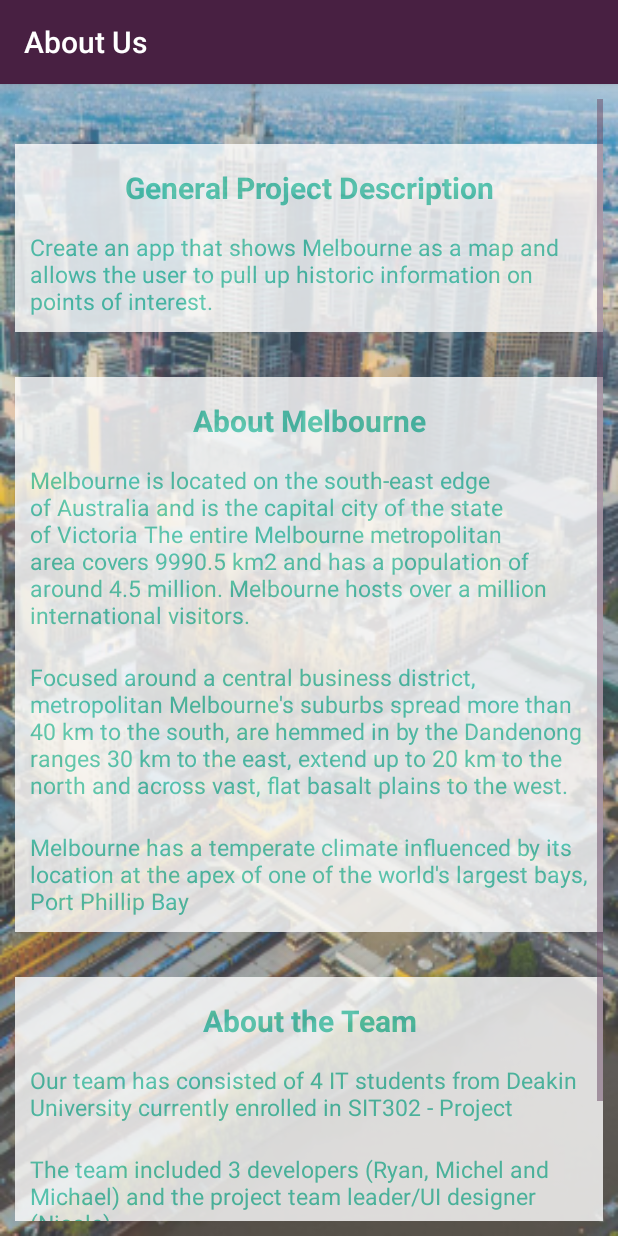
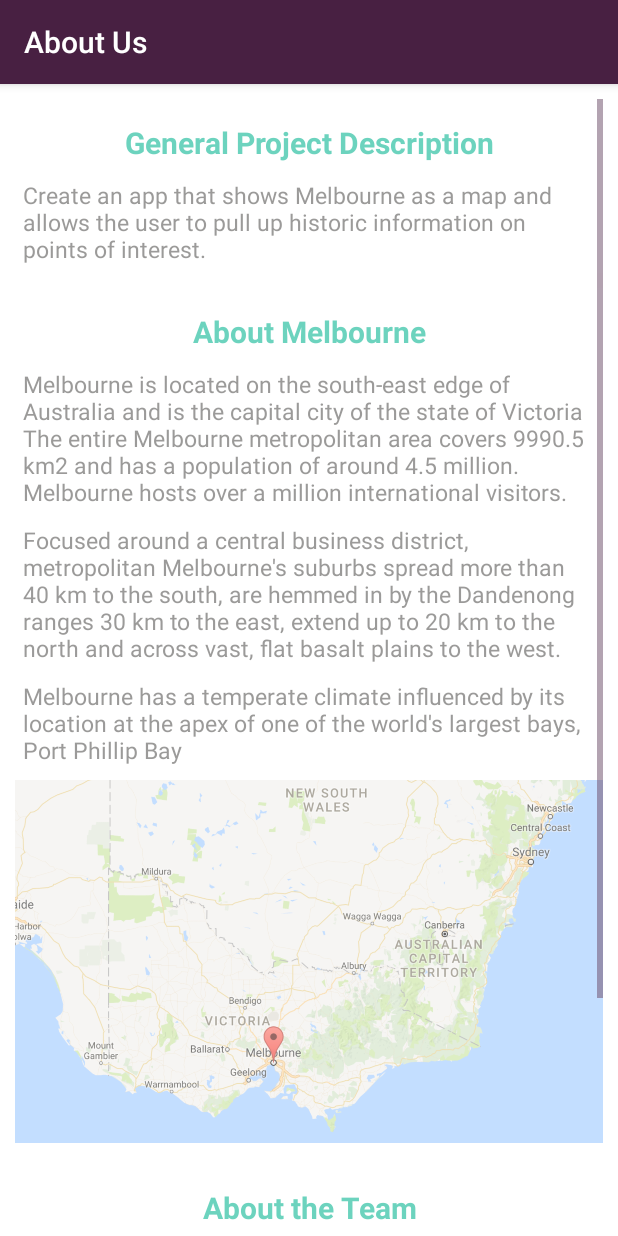
Before and after one commit to michelyousef/Melbourne_History, an Android app: the AboutUs screen opened directly, with no data from a screen before it, on a phone screen of 412 x 824 dp. Run offline under Robolectric (Android 15) with nearby library versions, the phone set to English and light mode, and no system bars.

Commit message:
layout changes to references and about

```diff
--- a/app/src/main/java/com/example/sit302_team/melbourne_history/AboutUs.java
+++ b/app/src/main/java/com/example/sit302_team/melbourne_history/AboutUs.java
@@ -5,6 +5,7 @@ import android.content.Intent;
 import android.os.Bundle;
 import android.support.v7.app.AppCompatActivity;
 import android.view.View;
+import android.widget.Button;
 import android.widget.ImageButton;
 
 import java.lang.ref.Reference;
@@ -17,8 +18,8 @@ public class AboutUs extends AppCompatActivity {
         setContentView(R.layout.activity_about_us);
 
         //On Click Reference Button
-        ImageButton referenceButton;
-        referenceButton = (ImageButton) findViewById(R.id.referenceButton);
+        Button referenceButton;
+        referenceButton = (Button) findViewById(R.id.referenceButton);
         referenceButton.setOnClickListener(new View.OnClickListener() {
             @Override
             public void onClick(View v) {
--- a/app/src/main/res/layout/activity_about_us.xml
+++ b/app/src/main/res/layout/activity_about_us.xml
@@ -8,7 +8,6 @@
     android:paddingRight="@dimen/activity_horizontal_margin"
     android:paddingTop="@dimen/activity_vertical_margin"
     android:orientation="vertical"
-    android:background="@mipmap/melbourne_from_above"
     android:alpha="0.8"
     tools:context="com.example.sit302_team.melbourne_history.AboutUs">
 
@@ -29,7 +28,6 @@
                     android:layout_width="match_parent"
                     android:layout_height="wrap_content"
                     android:orientation="vertical"
-                    android:layout_marginTop="30dp"
                     android:background="@color/white"
                     android:alpha="0.8">
 
@@ -48,10 +46,10 @@
                     android:layout_width="match_parent"
                     android:layout_height="wrap_content"
                     android:id="@+id/aboutUsPar1"
-                    android:textColor="@color/green"
+                    android:textColor="@color/grey"
                     android:text="@string/AboutUsParagraph01Text"
                     android:textSize="15sp"
-                    android:padding="10dp"/>
+                    android:padding="5dp"/>
             </LinearLayout>
 
             <!-- paragraph 2 -->
@@ -59,7 +57,7 @@
                 android:layout_width="match_parent"
                 android:layout_height="wrap_content"
                 android:orientation="vertical"
-                android:layout_marginTop="30dp"
+                android:layout_marginTop="10dp"
                 android:background="@color/white"
                 android:alpha="0.8">
 
@@ -78,26 +76,30 @@
                     android:layout_width="match_parent"
                     android:layout_height="wrap_content"
                     android:id="@+id/aboutUsPar2_1"
-                    android:textColor="@color/green"
+                    android:textColor="@color/grey"
                     android:text="@string/AboutUsParagraph02Text_01"
                     android:textSize="15sp"
-                    android:padding="10dp"/>
+                    android:padding="5dp"/>
                 <TextView
                     android:layout_width="match_parent"
                     android:layout_height="wrap_content"
                     android:id="@+id/aboutUsPar2_2"
-                    android:textColor="@color/green"
+                    android:textColor="@color/grey"
                     android:text="@string/AboutUsParagraph02Text_02"
                     android:textSize="15sp"
-                    android:padding="10dp"/>
+                    android:padding="5dp"/>
                 <TextView
                     android:layout_width="match_parent"
                     android:layout_height="wrap_content"
                     android:id="@+id/aboutUsPar2_3"
-                    android:textColor="@color/green"
+                    android:textColor="@color/grey"
                     android:text="@string/AboutUsParagraph02Text_03"
                     android:textSize="15sp"
-                    android:padding="10dp"/>
+                    android:padding="5dp"/>
+                <ImageView
+                    android:layout_width="match_parent"
+                    android:layout_height="250dp"
+                    android:src="@drawable/melb_map"/>
             </LinearLayout>
 
             <!-- paragraph 3 -->
@@ -105,7 +107,7 @@
                 android:layout_width="match_parent"
                 android:layout_height="wrap_content"
                 android:orientation="vertical"
-                android:layout_marginTop="30dp"
+                android:layout_marginTop="10dp"
                 android:background="@color/white"
                 android:alpha="0.8">
 
@@ -124,34 +126,34 @@
                     android:layout_width="match_parent"
                     android:layout_height="wrap_content"
                     android:id="@+id/aboutUsPar3_1"
-                    android:textColor="@color/green"
+                    android:textColor="@color/grey"
                     android:text="@string/AboutUsParagraph03Text_01"
                     android:textSize="15sp"
-                    android:padding="10dp"/>
+                    android:padding="5dp"/>
                 <TextView
                     android:layout_width="match_parent"
                     android:layout_height="wrap_content"
                     android:id="@+id/aboutUsPar3_2"
-                    android:textColor="@color/green"
+                    android:textColor="@color/grey"
                     android:text="@string/AboutUsParagraph03Text_02"
                     android:textSize="15sp"
-                    android:padding="10dp"/>
+                    android:padding="5dp"/>
             </LinearLayout>
 
             <!-- Break Line -->
-            <TextView
-                android:layout_width="match_parent"
-                android:layout_height="wrap_content"
-                android:text="@string/newline"/>
-
-            <ImageButton
+            <Button
                 android:id="@+id/referenceButton"
                 android:layout_width="match_parent"
                 android:layout_height="wrap_content"
                 android:layout_gravity="center_horizontal"
                 android:background="@null"
-                android:scaleType="fitXY"
-                android:src="@mipmap/app_icon" />
+                android:layout_marginTop="10sp"
+                android:textColor="@color/green"
+                android:textStyle="bold"
+                android:textSize="20sp"
+                android:textAllCaps="false"
+                android:text="@string/referencesButtonText"
+                android:scaleType="fitXY" />
 
         </LinearLayout>
 
--- a/app/src/main/res/layout/activity_splash_screen.xml
+++ b/app/src/main/res/layout/activity_splash_screen.xml
@@ -22,7 +22,7 @@
     <ImageView
         android:layout_width="match_parent"
         android:layout_height="wrap_content"
-        android:src="@mipmap/Melbourne_History"
+        android:src="@mipmap/melbourne_history"
         android:layout_marginTop="20dp"
         android:layout_gravity="center_horizontal"
         android:layout_weight="1" />
--- a/app/src/main/res/values/colors.xml
+++ b/app/src/main/res/values/colors.xml
@@ -3,5 +3,5 @@
     <color name="white">#ffffff</color>
     <color name="purple">#482042</color>
     <color name="green">#1bbc9b</color>
-    <color name="grey">#a39a93</color>
+    <color name="grey">#646361</color>
 </resources>
--- a/app/src/main/res/values/strings.xml
+++ b/app/src/main/res/values/strings.xml
@@ -47,6 +47,7 @@
 
     <string name="AboutUsParagraph03Title">About the Team</string>
     <string name="AboutUsParagraph03Text_01">Our team has consisted of 4 IT students from Deakin University currently enrolled in SIT302 - Project</string>
-    <string name="AboutUsParagraph03Text_02">The team included 3 developers (Ryan, Michel and Michael) and the project team leader/UI designer (Nicole).</string>
+    <string name="AboutUsParagraph03Text_02">The team includes 3 developers (Ryan, Michel and Michael) and the project team leader/UI designer (Nicole).</string>
+    <string name="referencesButtonText">References</string>
 
 </resources>
```
Also changed, not shown: app/src/main/res/layout/activity_main.xml (+12 -26 lines), app/src/main/res/layout/activity_references.xml (+15 -16 lines), app/src/main/res/drawable/melb_map.png (added).
